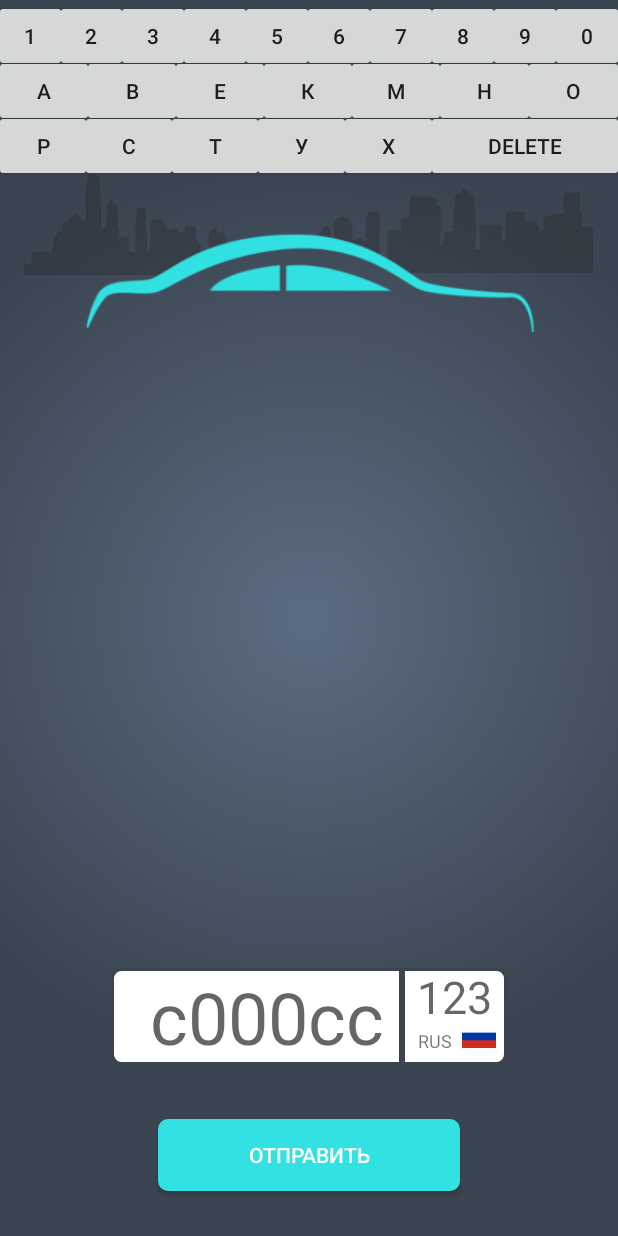
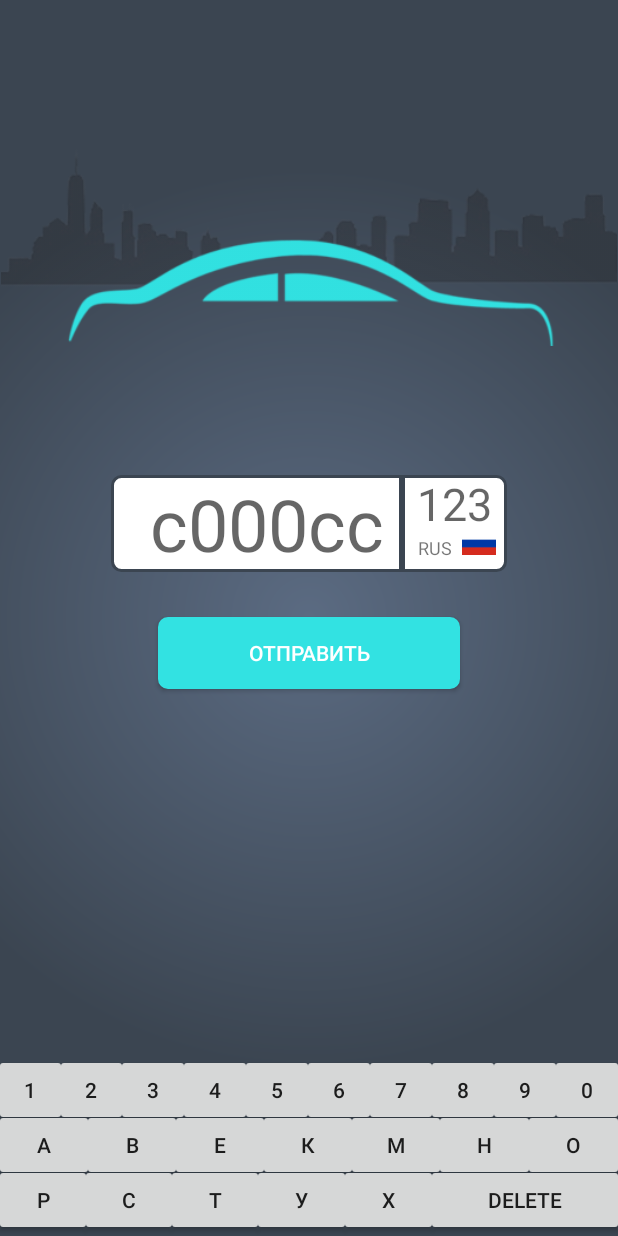
Before and after one commit to alexdizain48/NumberCar, an Android app: the layout activity_main.xml on its own in the app's theme, with its tools: preview values and no code run, on a phone screen of 412 x 824 dp. Run offline under Robolectric (Android 15) with nearby library versions, the phone set to English and light mode, and no system bars.

Commit message:
Add Buttons

```diff
--- a/app/build.gradle
+++ b/app/build.gradle
@@ -30,4 +30,5 @@ dependencies {
     implementation 'com.squareup.retrofit2:retrofit:2.5.0'
     implementation 'com.squareup.retrofit2:converter-gson:2.5.0'
     compile 'com.android.support:recyclerview-v7:27.1.1'
+    compile 'com.android.support:percent:27.1.1'
 }
--- a/app/src/main/java/com/alex/numbercar/MainActivity.java
+++ b/app/src/main/java/com/alex/numbercar/MainActivity.java
@@ -1,6 +1,7 @@
 package com.alex.numbercar;
 
 import android.annotation.SuppressLint;
+import android.app.Activity;
 import android.content.Context;
 import android.inputmethodservice.Keyboard;
 import android.inputmethodservice.KeyboardView;
@@ -28,6 +29,7 @@ public class MainActivity extends AppCompatActivity {
     private EditText editTextNumb, editTextReg;
     private InputConnection ic, ic1;
     private MyKeyboard keyboard;
+    private Activity mHostActivity;
 
     @Override
     protected void onCreate(Bundle savedInstanceState) {
@@ -45,29 +47,25 @@ public class MainActivity extends AppCompatActivity {
         );
 
         keyboard = (MyKeyboard) findViewById(R.id.keyboard);
-        //keyboard.setVisibility(View.GONE);
+        keyboard.setVisibility(View.GONE);
 
-
-
-
-       /* editTextNumb.setRawInputType(InputType.TYPE_CLASS_TEXT);
-        editTextNumb.setTextIsSelectable(true);//выделить для копирования
-
-        ic = editTextNumb.onCreateInputConnection(new EditorInfo());
-        keyboard.setInputConnection(ic);*/
 
         editTextNumb.setOnFocusChangeListener(new View.OnFocusChangeListener() {
             @Override
             public void onFocusChange(View v, boolean hasFocus) {
                 if (hasFocus) {
                     editTextNumb.setRawInputType(InputType.TYPE_CLASS_TEXT);
-                    editTextNumb.setTextIsSelectable(true);//выделить для копирования
-
+                    editTextNumb.setTextIsSelectable(true);
                     ic = editTextNumb.onCreateInputConnection(new EditorInfo());
                     keyboard.setInputConnection(ic);
-                } else {
-                    Toast.makeText(MainActivity.this, "No", Toast.LENGTH_SHORT).show();
                 }
+            }
+        });
+
+        editTextNumb.setOnClickListener(new View.OnClickListener() {
+            @Override
+            public void onClick(View v) {
+                showCustomKeyboard();
             }
         });
 
@@ -76,24 +74,19 @@ public class MainActivity extends AppCompatActivity {
             public void onFocusChange(View v, boolean hasFocus) {
                 if (hasFocus) {
                     editTextReg.setRawInputType(InputType.TYPE_CLASS_TEXT);
-                    editTextReg.setTextIsSelectable(true);//выделить для копирования
-
+                    editTextReg.setTextIsSelectable(true);
                     ic = editTextReg.onCreateInputConnection(new EditorInfo());
                     keyboard.setInputConnection(ic);
-                } else {
-                    Toast.makeText(MainActivity.this, "No", Toast.LENGTH_SHORT).show();
                 }
             }
         });
 
-
-
-        /*editTextReg.setRawInputType(InputType.TYPE_CLASS_TEXT);
-        editTextReg.setTextIsSelectable(true);//выделить для копирования
-
-        ic1 = editTextReg.onCreateInputConnection(new EditorInfo());
-        keyboard.setInputConnection(ic1);*/
-
+        editTextReg.setOnClickListener(new View.OnClickListener() {
+            @Override
+            public void onClick(View v) {
+                showCustomKeyboard();
+            }
+        });
 
         editTextNumb.addTextChangedListener(new TextWatcher() {
             @Override
@@ -113,8 +106,13 @@ public class MainActivity extends AppCompatActivity {
         });
 
 
+    }
+    public void showCustomKeyboard() {
+        keyboard.setVisibility(View.VISIBLE);
+        keyboard.setEnabled(true);
+        getWindow().setSoftInputMode(
+                WindowManager.LayoutParams.SOFT_INPUT_STATE_ALWAYS_HIDDEN
+        );
+    }
 
-
-
-    }
 }
--- a/app/src/main/java/com/alex/numbercar/helper/MyKeyboard.java
+++ b/app/src/main/java/com/alex/numbercar/helper/MyKeyboard.java
@@ -16,7 +16,8 @@ public class MyKeyboard extends LinearLayout implements View.OnClickListener {
 
     private Button button1, button2, button3, button4,
             button5, button6, button7, button8,
-            button9, button0, buttonDelete, buttonEnter;
+            button9, button0, buttonDelete, buttonA, buttonB, buttonE, buttonK, buttonM,
+            buttonH, buttonO, buttonP, buttonC, buttonT, buttonY, buttonX;
 
     private SparseArray<String> keyValues = new SparseArray<>();
     private InputConnection inputConnection;
@@ -56,10 +57,35 @@ public class MyKeyboard extends LinearLayout implements View.OnClickListener {
         button9.setOnClickListener(this);
         button0 = (Button) findViewById(R.id.button_0);
         button0.setOnClickListener(this);
+
+        buttonA = (Button) findViewById(R.id.button_A);
+        buttonA.setOnClickListener(this);
+        buttonB = (Button) findViewById(R.id.button_B);
+        buttonB.setOnClickListener(this);
+        buttonE = (Button) findViewById(R.id.button_E);
+        buttonE.setOnClickListener(this);
+        buttonK = (Button) findViewById(R.id.button_K);
+        buttonK.setOnClickListener(this);
+        buttonM = (Button) findViewById(R.id.button_M);
+        buttonM.setOnClickListener(this);
+        buttonH = (Button) findViewById(R.id.button_H);
+        buttonH.setOnClickListener(this);
+        buttonO = (Button) findViewById(R.id.button_O);
+        buttonO.setOnClickListener(this);
+        buttonP = (Button) findViewById(R.id.button_P);
+        buttonP.setOnClickListener(this);
+        buttonC = (Button) findViewById(R.id.button_C);
+        buttonC.setOnClickListener(this);
+        buttonT = (Button) findViewById(R.id.button_T);
+        buttonT.setOnClickListener(this);
+        buttonY = (Button) findViewById(R.id.button_Y);
+        buttonY.setOnClickListener(this);
+        buttonX = (Button) findViewById(R.id.button_X);
+        buttonX.setOnClickListener(this);
+
+
         buttonDelete = (Button) findViewById(R.id.button_delete);
         buttonDelete.setOnClickListener(this);
-        buttonEnter = (Button) findViewById(R.id.button_enter);
-        buttonEnter.setOnClickListener(this);
 
         keyValues.put(R.id.button_1, "1");
         keyValues.put(R.id.button_2, "2");
@@ -71,7 +97,18 @@ public class MyKeyboard extends LinearLayout implements View.OnClickListener {
         keyValues.put(R.id.button_8, "8");
         keyValues.put(R.id.button_9, "9");
         keyValues.put(R.id.button_0, "0");
-        keyValues.put(R.id.button_enter, "\n");
+        keyValues.put(R.id.button_A, "А");
+        keyValues.put(R.id.button_B, "В");
+        keyValues.put(R.id.button_E, "Е");
+        keyValues.put(R.id.button_K, "К");
+        keyValues.put(R.id.button_M, "М");
+        keyValues.put(R.id.button_H, "Н");
+        keyValues.put(R.id.button_O, "О");
+        keyValues.put(R.id.button_P, "Р");
+        keyValues.put(R.id.button_C, "С");
+        keyValues.put(R.id.button_T, "Т");
+        keyValues.put(R.id.button_Y, "У");
+        keyValues.put(R.id.button_X, "Х");
     }
 
     @Override
--- a/app/src/main/res/layout/activity_main.xml
+++ b/app/src/main/res/layout/activity_main.xml
@@ -1,30 +1,43 @@
 <?xml version="1.0" encoding="utf-8"?>
-<RelativeLayout
-    xmlns:android="http://schemas.android.com/apk/res/android"
+<android.support.v4.widget.NestedScrollView xmlns:android="http://schemas.android.com/apk/res/android"
             xmlns:app="http://schemas.android.com/apk/res-auto"
             xmlns:tools="http://schemas.android.com/tools"
             android:layout_width="match_parent"
             android:layout_height="match_parent"
             android:background="@drawable/gradient"
-    android:gravity="center_horizontal"
-    android:orientation="vertical"
+            android:layout_centerVertical="true"
+            android:layout_gravity="center"
+            android:fillViewport="true"
+            android:scrollbars="vertical"
             tools:context="com.alex.numbercar.MainActivity">
+
+    <RelativeLayout
+        android:layout_width="match_parent"
+        android:layout_height="match_parent">
 
         <ImageView
             android:id="@+id/imageView"
-        android:layout_width="379dp"
-        android:layout_height="137dp"
+            android:layout_width="match_parent"
+            android:layout_height="wrap_content"
             android:layout_alignParentTop="true"
             android:layout_centerHorizontal="true"
+            android:layout_marginBottom="86dp"
             android:layout_marginTop="86dp"
+            android:adjustViewBounds="true"
             android:src="@drawable/auto"/>
+
+        <LinearLayout
+            android:id="@+id/number_form"
+            android:layout_width="match_parent"
+            android:layout_height="wrap_content"
+            android:layout_below="@+id/imageView"
+            android:orientation="vertical">
 
             <LinearLayout
                 android:layout_width="wrap_content"
                 android:layout_height="wrap_content"
-        android:layout_above="@+id/button"
-        android:layout_centerHorizontal="true"
-        android:layout_marginBottom="36dp"
+                android:layout_gravity="center"
+                android:layout_marginBottom="30dp"
                 android:orientation="horizontal">
 
                 <EditText
@@ -55,10 +68,10 @@
                         android:layout_marginStart="10dp"
                         android:layout_marginTop="-5dp"
                         android:layout_weight="1"
+                        android:background="@android:color/transparent"
+                        android:hint="123"
                         android:maxLength="3"
                         android:maxLines="1"
-                android:background="@android:color/transparent"
-                android:hint="123"
                         android:textAlignment="center"
                         android:textSize="30sp"/>
 
@@ -85,6 +98,7 @@
                             android:src="@drawable/flagrussia"/>
 
                     </LinearLayout>
+
                 </LinearLayout>
 
             </LinearLayout>
@@ -93,35 +107,26 @@
                 android:id="@+id/button"
                 android:layout_width="wrap_content"
                 android:layout_height="wrap_content"
-        android:layout_above="@+id/keyboard"
-        android:layout_alignParentBottom="true"
-        android:layout_centerHorizontal="true"
-        android:layout_marginBottom="30dp"
+                android:layout_gravity="center"
                 android:background="@drawable/roundrect"
                 android:paddingEnd="60dp"
                 android:paddingStart="60dp"
+                android:layout_marginBottom="30dp"
                 android:text="Отправить"
                 android:textColor="@color/colorWhite"/>
 
+        </LinearLayout>
 
         <com.alex.numbercar.helper.MyKeyboard
             android:id="@+id/keyboard"
             android:layout_width="match_parent"
             android:layout_height="wrap_content"
             android:orientation="vertical"
+            android:layout_alignBottom="@+id/number_form"
+            android:layout_alignParentBottom="true"
             android:focusable="true"
-
-        android:focusableInTouchMode="true"
-        />
-
-   <!-- <android.inputmethodservice.KeyboardView
-        android:id="@+id/keyboard"
-        android:layout_width="fill_parent"
-        android:layout_height="wrap_content"
-        android:layout_alignParentBottom="true"
-        android:layout_centerHorizontal="true"
-        android:focusable="true"
-        android:focusableInTouchMode="true"
-        android:visibility="gone" />-->
+            android:focusableInTouchMode="true"/>
 
     </RelativeLayout>
+
+</android.support.v4.widget.NestedScrollView>
--- a/app/src/main/res/layout/keyboard.xml
+++ b/app/src/main/res/layout/keyboard.xml
@@ -110,7 +110,7 @@
             android:orientation="horizontal">
 
             <Button
-                android:id="@+id/button_А"
+                android:id="@+id/button_A"
                 android:layout_width="0dp"
                 android:layout_height="wrap_content"
                 android:layout_marginEnd="-4dp"
@@ -119,7 +119,7 @@
                 android:text="А"/>
 
             <Button
-                android:id="@+id/button_В"
+                android:id="@+id/button_B"
                 android:layout_width="0dp"
                 android:layout_height="wrap_content"
                 android:layout_marginEnd="-4dp"
@@ -128,7 +128,7 @@
                 android:text="В"/>
 
             <Button
-                android:id="@+id/button_Е"
+                android:id="@+id/button_E"
                 android:layout_width="0dp"
                 android:layout_height="wrap_content"
                 android:layout_marginEnd="-4dp"
```
Also changed, not shown: app/src/main/res/drawable-hdpi/ic_photo.png (added), app/src/main/res/drawable-mdpi/ic_photo.png (added), app/src/main/res/drawable-xhdpi/ic_photo.png (added), app/src/main/res/drawable-xxhdpi/ic_photo.png (added). Lines whose indentation alone changed are shown as unchanged.
